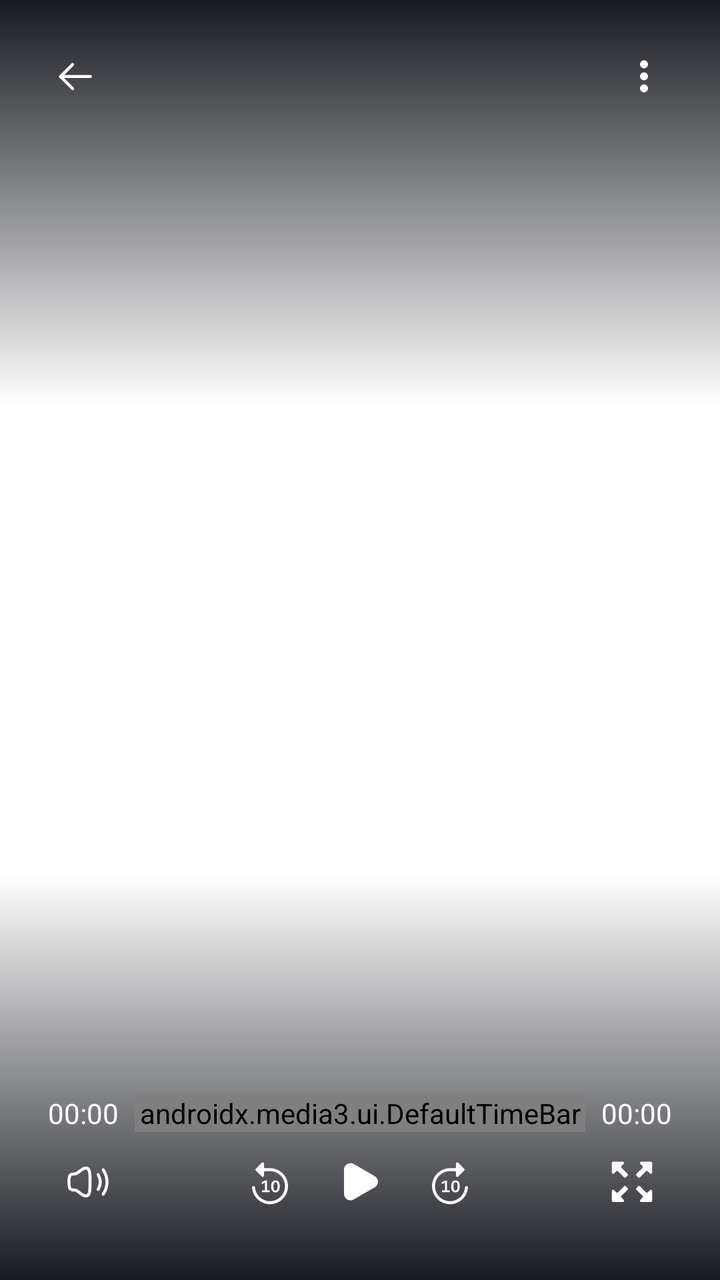
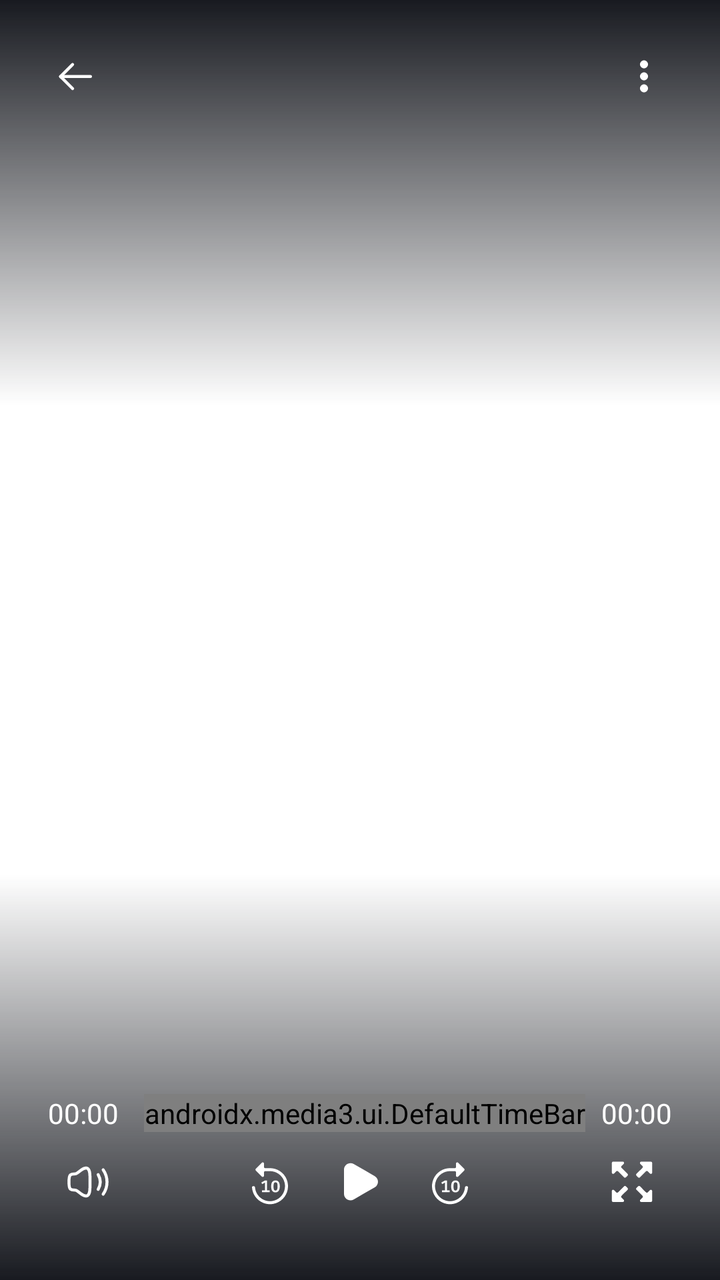

Compare the two renders of this Android layout. The source of the first and the diff that turns it into the second are given below.
<!-- AndroidManifest.xml: application theme Theme.Flixcomix -->
<!-- res/layout/custom_exo_controls.xml -->
<?xml version="1.0" encoding="utf-8"?>
<LinearLayout xmlns:android="http://schemas.android.com/apk/res/android"
    xmlns:app="http://schemas.android.com/apk/res-auto"
    android:layout_width="match_parent"
    android:layout_height="match_parent"
    android:orientation="vertical">

    <FrameLayout
        android:layout_width="match_parent"
        android:layout_height="0dp"
        android:layout_weight="0.5">

        <View
            android:layout_width="match_parent"
            android:layout_height="wrap_content"
            android:background="@drawable/shadow_gradient_bg"
            android:rotation="180" />

        <LinearLayout
            android:layout_width="match_parent"
            android:layout_height="wrap_content"
            android:gravity="center"
            android:orientation="horizontal"
            android:padding="24dp">

            <ImageButton
                android:id="@+id/btnBack"
                android:layout_width="28dp"
                android:layout_height="28dp"
                android:background="@android:color/transparent"
                android:contentDescription="@string/back"
                android:src="@drawable/arrow_left"
                app:tint="@color/white" />

            <TextView
                android:id="@+id/txtTitle"
                style="@style/text_20_700"
                android:layout_width="0dp"
                android:layout_height="wrap_content"
                android:layout_marginStart="20dp"
                android:layout_weight="1"
                android:ellipsize="end"
                android:maxLines="1"
                android:textColor="@color/white" />

            <ImageButton
                android:id="@+id/btnEpisode"
                android:layout_width="28dp"
                android:layout_height="28dp"
                android:layout_marginHorizontal="24dp"
                android:background="@android:color/transparent"
                android:contentDescription="@string/episode"
                android:src="@drawable/episode"
                android:visibility="gone"
                app:tint="@color/white" />

            <ImageButton
                android:id="@+id/btnMore"
                android:layout_width="28dp"
                android:layout_height="28dp"
                android:background="@android:color/transparent"
                android:contentDescription="@string/more"
                android:src="@drawable/more"
                app:tint="@color/white" />
        </LinearLayout>
    </FrameLayout>

    <LinearLayout
        android:layout_width="match_parent"
        android:layout_height="0dp"
        android:layout_weight="0.5"
        android:background="@drawable/shadow_gradient_bg"
        android:gravity="bottom"
        android:orientation="vertical"
        android:padding="24dp">

        <LinearLayout
            android:layout_width="match_parent"
            android:layout_height="wrap_content"
            android:gravity="center"
            android:orientation="horizontal">

            <TextView
                android:id="@+id/txtCurrentTime"
                style="@style/text_14_600"
                android:layout_width="wrap_content"
                android:layout_height="wrap_content"
                android:text="@string/_00_00"
                android:textColor="@color/white" />

            <androidx.media3.ui.DefaultTimeBar
                android:id="@id/exo_progress"
                android:layout_width="0dp"
                android:layout_height="wrap_content"
                android:layout_weight="1"
                android:layout_gravity="center_vertical"
                android:layout_marginHorizontal="8dp"
                app:buffered_color="@color/gray_800"
                app:played_color="@color/orange"
                app:scrubber_color="@color/orange"
                app:unplayed_color="@color/gray_600" />

            <TextView
                android:id="@+id/txtEndTime"
                style="@style/text_14_600"
                android:layout_width="wrap_content"
                android:layout_height="wrap_content"
                android:text="@string/_00_00"
                android:textColor="@color/white" />
        </LinearLayout>

        <LinearLayout
            android:layout_width="match_parent"
            android:layout_height="wrap_content"
            android:gravity="center"
            android:orientation="horizontal">

            <ImageButton
                android:id="@+id/btnVolume"
                android:layout_width="40dp"
                android:layout_height="40dp"
                android:background="?attr/selectableItemBackgroundBorderless"
                android:contentDescription="@string/volume"
                android:src="@drawable/volume"
                app:tint="@android:color/white" />

            <LinearLayout
                android:layout_width="0dp"
                android:layout_height="wrap_content"
                android:layout_weight="1"
                android:gravity="center"
                android:orientation="horizontal">
                
                <ImageButton
                    android:id="@+id/btnBackWard"
                    android:layout_width="40dp"
                    android:layout_height="40dp"
                    android:background="?attr/selectableItemBackgroundBorderless"
                    android:contentDescription="@string/backward"
                    android:src="@drawable/backward"
                    app:tint="@android:color/white" />

                
                <ImageButton
                    android:id="@+id/btnPlayPause"
                    android:layout_width="50dp"
                    android:layout_height="50dp"
                    android:background="?attr/selectableItemBackgroundBorderless"
                    android:contentDescription="@string/play"
                    android:src="@drawable/play2"
                    app:tint="@android:color/white" />

                
                <ImageButton
                    android:id="@+id/btnForward"
                    android:layout_width="40dp"
                    android:layout_height="40dp"
                    android:background="?attr/selectableItemBackgroundBorderless"
                    android:contentDescription="@string/forward"
                    android:src="@drawable/forward"
                    app:tint="@android:color/white" />
            </LinearLayout>
            
            <ImageButton
                android:id="@+id/btn_fullscreen"
                android:layout_width="40dp"
                android:layout_height="40dp"
                android:background="?attr/selectableItemBackgroundBorderless"
                android:contentDescription="@string/fullscreen"
                android:src="@drawable/fullscreen"
                app:tint="@android:color/white" />
        </LinearLayout>

    </LinearLayout>

</LinearLayout>
<!-- resources referenced by this layout -->
<resources>
  <color name="gray_600">#FF757575</color>
  <color name="gray_800">#FF424242</color>
  <color name="orange">#FFFF6B2D</color>
  <color name="white">#FFFFFFFF</color>
  <!-- drawable arrow_left (drawable) -->
  <vector xmlns:android="http://schemas.android.com/apk/res/android"
      android:width="24dp"
      android:height="24dp"
      android:viewportWidth="24"
      android:viewportHeight="24">
    <path
        android:pathData="M4.25,12.274L19.25,12.274"
        android:strokeLineJoin="round"
        android:strokeWidth="1.5"
        android:fillColor="#00000000"
        android:strokeColor="#212121"
        android:strokeLineCap="round"/>
    <path
        android:pathData="M10.3,18.299L4.25,12.275L10.3,6.25"
        android:strokeLineJoin="round"
        android:strokeWidth="1.5"
        android:fillColor="#00000000"
        android:strokeColor="#212121"
        android:strokeLineCap="round"/>
  </vector>
  <!-- drawable more (drawable) -->
  <vector xmlns:android="http://schemas.android.com/apk/res/android"
      android:width="24dp"
      android:height="25dp"
      android:viewportWidth="24"
      android:viewportHeight="25">
    <path
        android:pathData="M12,10.5C10.9,10.5 10,11.4 10,12.5C10,13.6 10.9,14.5 12,14.5C13.1,14.5 14,13.6 14,12.5C14,11.4 13.1,10.5 12,10.5ZM12,4.5C10.9,4.5 10,5.4 10,6.5C10,7.6 10.9,8.5 12,8.5C13.1,8.5 14,7.6 14,6.5C14,5.4 13.1,4.5 12,4.5ZM12,16.5C10.9,16.5 10,17.4 10,18.5C10,19.6 10.9,20.5 12,20.5C13.1,20.5 14,19.6 14,18.5C14,17.4 13.1,16.5 12,16.5Z"
        android:fillColor="#212121"/>
  </vector>
  <!-- drawable play2 (drawable) -->
  <vector xmlns:android="http://schemas.android.com/apk/res/android"
      android:width="24dp"
      android:height="25dp"
      android:viewportWidth="24"
      android:viewportHeight="25">
    <path
        android:pathData="M4,18.259L4,6.123C4,3.637 6.701,2.077 8.857,3.32L14.12,6.351L19.383,9.395C21.539,10.637 21.539,13.744 19.383,14.987L14.12,18.031L8.857,21.062C6.701,22.305 4,20.757 4,18.259Z"
        android:fillColor="#212121"/>
  </vector>
  <!-- drawable shadow_gradient_bg (drawable) -->
  <?xml version="1.0" encoding="utf-8"?>
  <shape xmlns:android="http://schemas.android.com/apk/res/android">
      <gradient
          android:angle="218"
          android:type="linear"
          android:startColor="@android:color/transparent"
          android:centerColor="#00181A20"
          android:endColor="@color/dark_1"
          android:centerY="0.3664"
          android:useLevel="false" />
  </shape>
  <string name="_00_00">00:00</string>
  <string name="back">Back</string>
  <string name="backward">Backward</string>
  <string name="episode">Episode</string>
  <string name="forward">Forward</string>
  <string name="fullscreen">Fullscreen</string>
  <string name="more">More</string>
  <string name="play">Play</string>
  <string name="volume">Volume</string>
  <style name="text_14_600">
          <item name="android:textSize" tools:ignore="SpUsage">14dp</item>
          <item name="android:fontFamily">@font/urbanist_semibold</item>
      </style>
  <style name="text_20_700">
          <item name="android:textSize" tools:ignore="SpUsage">20dp</item>
          <item name="android:fontFamily">@font/urbanist_bold</item>
      </style>
  <color name="dark_1">#FF181A20</color>
  <color name="gray_100">#FFF5F5F5</color>
  <color name="gray_200">#FFEEEEEE</color>
  <color name="orange_100">#FFFFE3D8</color>
  <color name="gray_400">#FFBDBDBD</color>
  <color name="gray_300">#FFE0E0E0</color>
  <color name="orange_status">#FFFF9B70</color>
  <color name="gray_700">#FF616161</color>
  <color name="gray_500">#FF9E9E9E</color>
  <color name="gray_900">#FF212121</color>
  <!-- unchanged entries left out for length: 6 -->
</resources>

<!-- the commit's change to res/layout/custom_exo_controls.xml (unified diff, before → after) -->
@@ -74,7 +74,7 @@
         android:orientation="vertical"
         android:padding="24dp">
 
-        <LinearLayout
+        <androidx.constraintlayout.widget.ConstraintLayout
             android:layout_width="match_parent"
             android:layout_height="wrap_content"
             android:gravity="center"
@@ -86,16 +86,25 @@
                 android:layout_width="wrap_content"
                 android:layout_height="wrap_content"
                 android:text="@string/_00_00"
-                android:textColor="@color/white" />
+                android:textColor="@color/white"
+                app:layout_constrainedWidth="true"
+                app:layout_constraintWidth_min="40dp"
+                app:layout_constraintBottom_toBottomOf="parent"
+                app:layout_constraintStart_toStartOf="parent"
+                app:layout_constraintTop_toTopOf="parent" />
 
             <androidx.media3.ui.DefaultTimeBar
                 android:id="@id/exo_progress"
                 android:layout_width="0dp"
                 android:layout_height="wrap_content"
-                android:layout_weight="1"
                 android:layout_gravity="center_vertical"
                 android:layout_marginHorizontal="8dp"
+                android:layout_weight="1"
                 app:buffered_color="@color/gray_800"
+                app:layout_constraintBottom_toBottomOf="parent"
+                app:layout_constraintEnd_toStartOf="@+id/txtEndTime"
+                app:layout_constraintStart_toEndOf="@+id/txtCurrentTime"
+                app:layout_constraintTop_toTopOf="parent"
                 app:played_color="@color/orange"
                 app:scrubber_color="@color/orange"
                 app:unplayed_color="@color/gray_600" />
@@ -106,8 +115,12 @@
                 android:layout_width="wrap_content"
                 android:layout_height="wrap_content"
                 android:text="@string/_00_00"
-                android:textColor="@color/white" />
-        </LinearLayout>
+                android:textColor="@color/white"
+                android:textAlignment="textEnd"
+                app:layout_constraintBottom_toBottomOf="parent"
+                app:layout_constraintEnd_toEndOf="parent"
+                app:layout_constraintTop_toTopOf="parent" />
+        </androidx.constraintlayout.widget.ConstraintLayout>
 
         <LinearLayout
             android:layout_width="match_parent"
